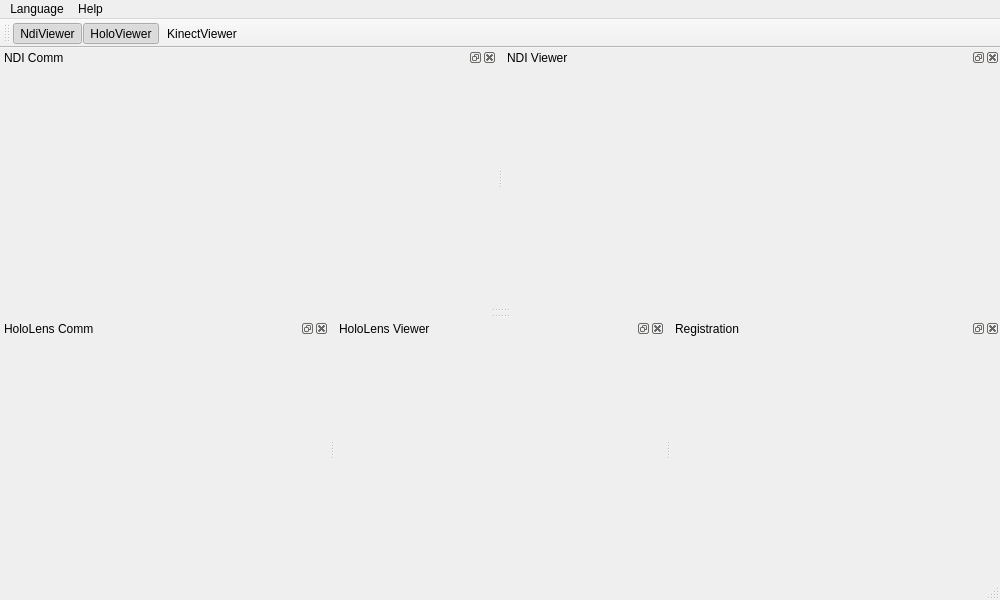
The window that MotionViewer/mainwindow.ui (thinkexist1989/MotionViewer) describes before a commit, drawn with Qt 5.
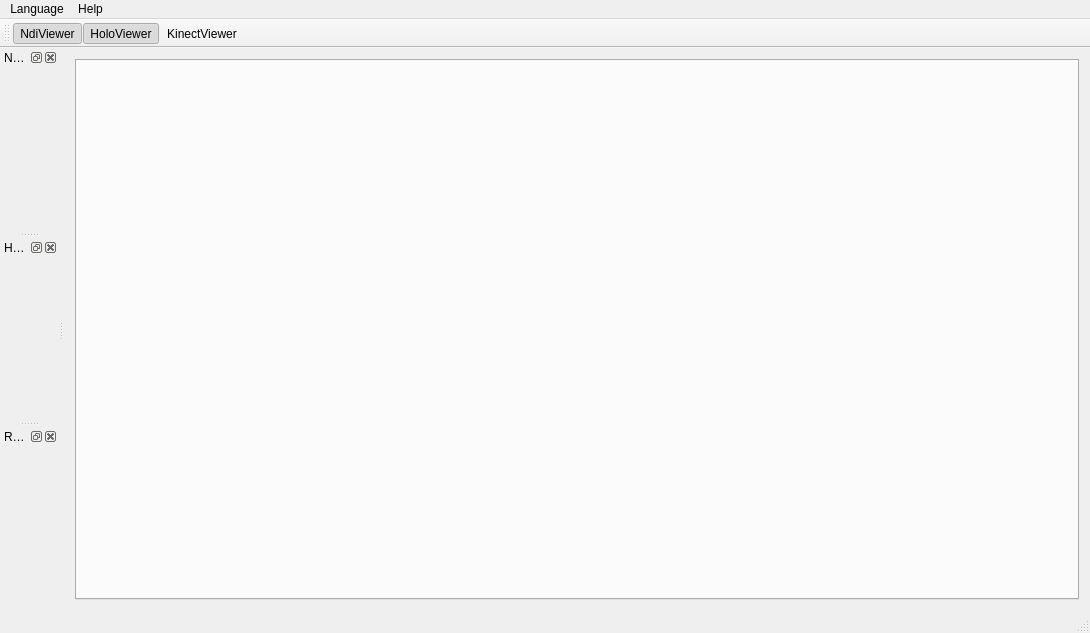
The same window after the commit. Icons and pictures are not drawn.

Commit message: change some layout and add gl viewer

```diff
--- a/MotionViewer/mainwindow.ui
+++ b/MotionViewer/mainwindow.ui
@@ -6,8 +6,8 @@
    <rect>
     <x>0</x>
     <y>0</y>
-    <width>1000</width>
-    <height>600</height>
+    <width>1090</width>
+    <height>633</height>
    </rect>
   </property>
   <property name="windowTitle">
@@ -18,20 +18,23 @@
     <normaloff>:/icon/res/viewer.ico</normaloff>:/icon/res/viewer.ico</iconset>
   </property>
   <widget class="QWidget" name="centralWidget">
-   <property name="maximumSize">
-    <size>
-     <width>0</width>
-     <height>0</height>
-    </size>
-   </property>
+   <layout class="QGridLayout" name="gridLayout">
+    <item row="0" column="0">
+     <widget class="QTabWidget" name="tabWidget">
+      <property name="currentIndex">
+       <number>-1</number>
+      </property>
+     </widget>
+    </item>
+   </layout>
   </widget>
   <widget class="QMenuBar" name="menuBar">
    <property name="geometry">
     <rect>
      <x>0</x>
      <y>0</y>
-     <width>1000</width>
-     <height>23</height>
+     <width>1090</width>
+     <height>22</height>
     </rect>
    </property>
    <widget class="QMenu" name="menuLanguage">
@@ -73,7 +76,7 @@
     <string>NDI Comm</string>
    </property>
    <attribute name="dockWidgetArea">
-    <number>4</number>
+    <number>1</number>
    </attribute>
    <widget class="QWidget" name="ndiDockWidgetContents"/>
   </widget>
@@ -88,40 +91,16 @@
     <string>HoloLens Comm</string>
    </property>
    <attribute name="dockWidgetArea">
-    <number>8</number>
+    <number>1</number>
    </attribute>
    <widget class="QWidget" name="holoDockWidgetContents"/>
   </widget>
-  <widget class="QDockWidget" name="ndiViewerDockWidget">
-   <property name="floating">
-    <bool>false</bool>
-   </property>
-   <property name="windowTitle">
-    <string>NDI Viewer</string>
-   </property>
-   <attribute name="dockWidgetArea">
-    <number>4</number>
-   </attribute>
-   <widget class="QWidget" name="dockWidgetContents"/>
-  </widget>
-  <widget class="QDockWidget" name="holoViewerDockWidget">
-   <property name="floating">
-    <bool>false</bool>
-   </property>
-   <property name="windowTitle">
-    <string>HoloLens Viewer</string>
-   </property>
-   <attribute name="dockWidgetArea">
-    <number>8</number>
-   </attribute>
-   <widget class="QWidget" name="dockWidgetContents_2"/>
-  </widget>
   <widget class="QDockWidget" name="regiDockWidget">
    <property name="windowTitle">
     <string>Registration</string>
    </property>
    <attribute name="dockWidgetArea">
-    <number>8</number>
+    <number>1</number>
    </attribute>
    <widget class="QWidget" name="dockWidgetContents_3"/>
   </widget>
```
Left out of the diff: 9 changed lines with no effect on the pictures. The commit also changes 14 other files.
